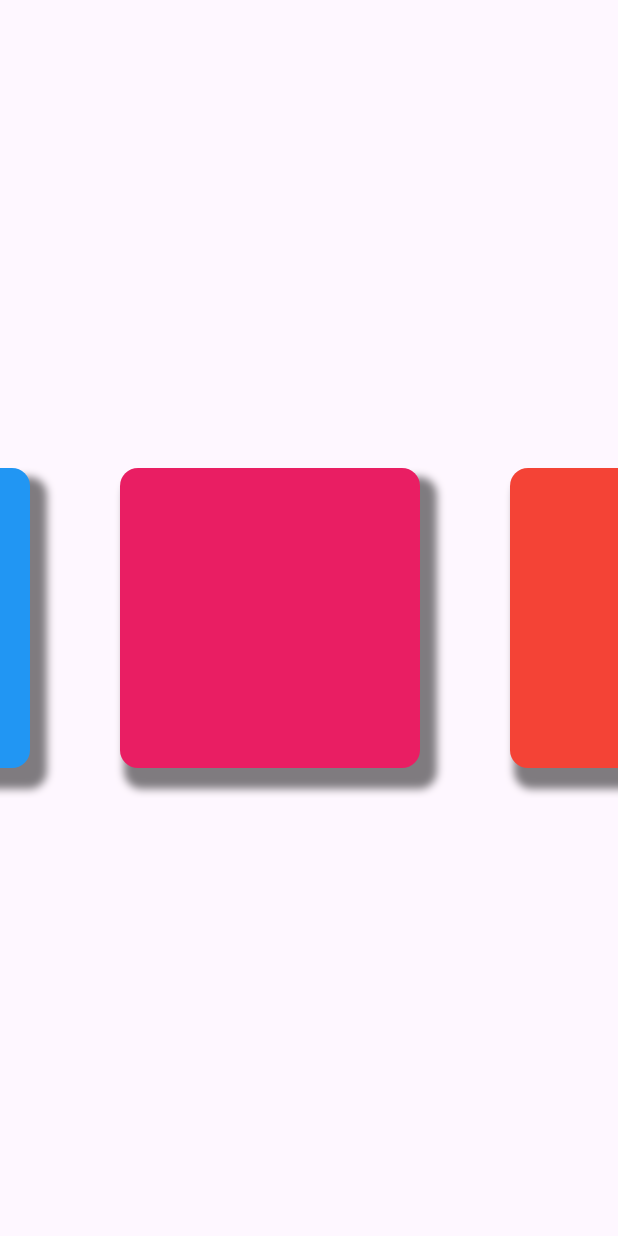
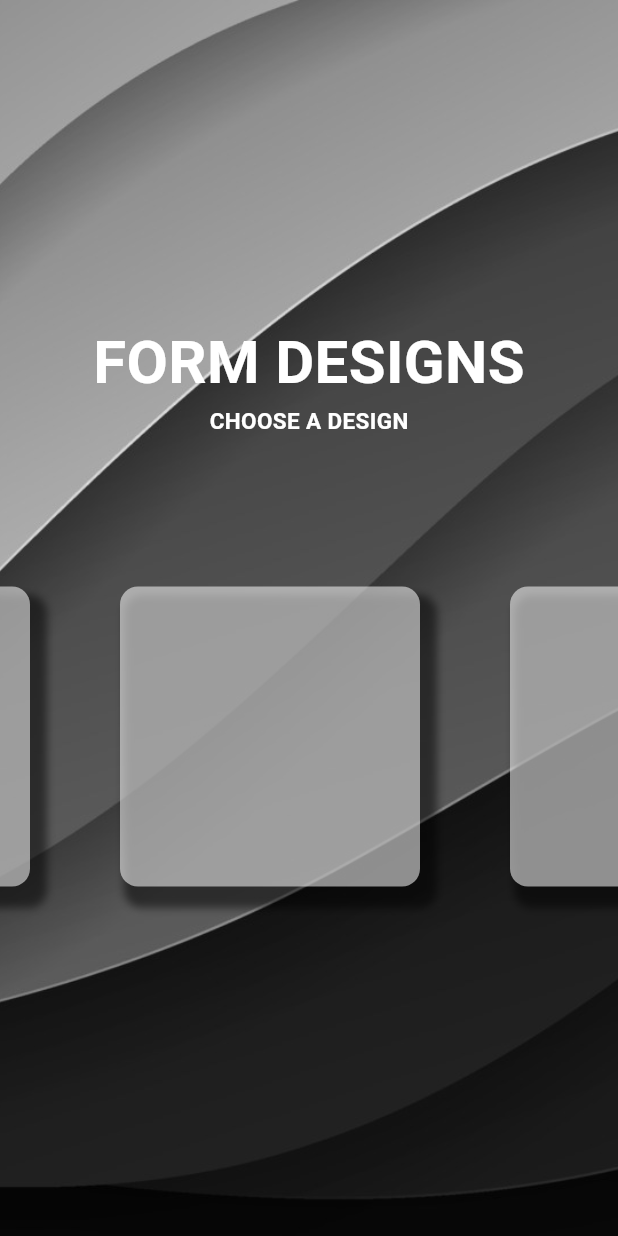
Before and after one commit to AhmadHassan0040/forms_design, a Flutter app: the screen it shows after launch, on a phone screen of 412 x 824 dp. Run offline on Flutter 3.47's test engine with Material 3 defaults, Android fonts, the light colour scheme and no system bars.

Commit message:
Thired Variation

```diff
--- a/lib/Forms.dart
+++ b/lib/Forms.dart
@@ -28,10 +28,34 @@ class _FormsDesignState extends State<FormsDesign> {
   @override
   Widget build(BuildContext context) {
     return Scaffold(
-      body: Center(
+      body: Stack(children: [
+        Positioned.fill(
+          child: Image.asset(
+            'lib/Images/bg.jpg',
+            fit: BoxFit.cover,
+          ),
+        ),
+        Center(
           child: Column(
             mainAxisAlignment: MainAxisAlignment.center,
             children: [
+              Text(
+                'FORM DESIGNS',
+                style: TextStyle(
+                    color: Colors.white,
+                    fontWeight: FontWeight.bold,
+                    fontSize: 40),
+              ),
+              Text(
+                'CHOOSE A DESIGN',
+                style: TextStyle(
+                    color: Colors.white,
+                    fontWeight: FontWeight.bold,
+                    fontSize: 15),
+              ),
+              SizedBox(
+                height: 80,
+              ),
               SingleChildScrollView(
                 scrollDirection: Axis.horizontal,
                 controller: initScroll,
@@ -47,7 +71,7 @@ class _FormsDesignState extends State<FormsDesign> {
                         height: 200,
                         decoration: BoxDecoration(
                           borderRadius: BorderRadius.circular(12),
-                        color: Colors.black,
+                          color: Colors.white54,
                           boxShadow: [
                             BoxShadow(
                               color:
@@ -70,7 +94,7 @@ class _FormsDesignState extends State<FormsDesign> {
                         height: 200,
                         decoration: BoxDecoration(
                           borderRadius: BorderRadius.circular(12),
-                        color: Colors.blue,
+                          color: Colors.white54,
                           boxShadow: [
                             BoxShadow(
                               color:
@@ -93,7 +117,7 @@ class _FormsDesignState extends State<FormsDesign> {
                         height: 200,
                         decoration: BoxDecoration(
                           borderRadius: BorderRadius.circular(12),
-                        color: Colors.pink,
+                          color: Colors.white54,
                           boxShadow: [
                             BoxShadow(
                               color:
@@ -116,7 +140,7 @@ class _FormsDesignState extends State<FormsDesign> {
                         height: 200,
                         decoration: BoxDecoration(
                           borderRadius: BorderRadius.circular(12),
-                        color: Colors.red,
+                          color: Colors.white54,
                           boxShadow: [
                             BoxShadow(
                               color:
@@ -139,7 +163,7 @@ class _FormsDesignState extends State<FormsDesign> {
                         height: 200,
                         decoration: BoxDecoration(
                           borderRadius: BorderRadius.circular(12),
-                        color: Colors.yellow,
+                          color: Colors.white54,
                           boxShadow: [
                             BoxShadow(
                               color:
@@ -161,6 +185,7 @@ class _FormsDesignState extends State<FormsDesign> {
             ],
           ),
         ),
+      ]),
     );
   }
 }
--- a/pubspec.yaml
+++ b/pubspec.yaml
@@ -59,8 +59,8 @@ flutter:
   uses-material-design: true
 
   # To add assets to your application, add an assets section, like this:
-  # assets:
-  #   - images/a_dot_burr.jpeg
+  assets:
+      - lib/Images/
   #   - images/a_dot_ham.jpeg
 
   # An image asset can refer to one or more resolution-specific "variants", see
```
Also changed, not shown: lib/Images/bg.jpg (added). Lines whose indentation alone changed are shown as unchanged.
